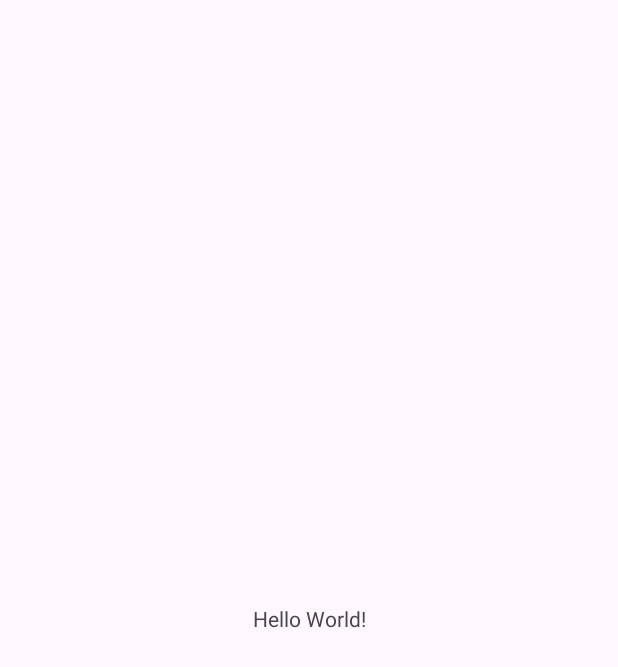
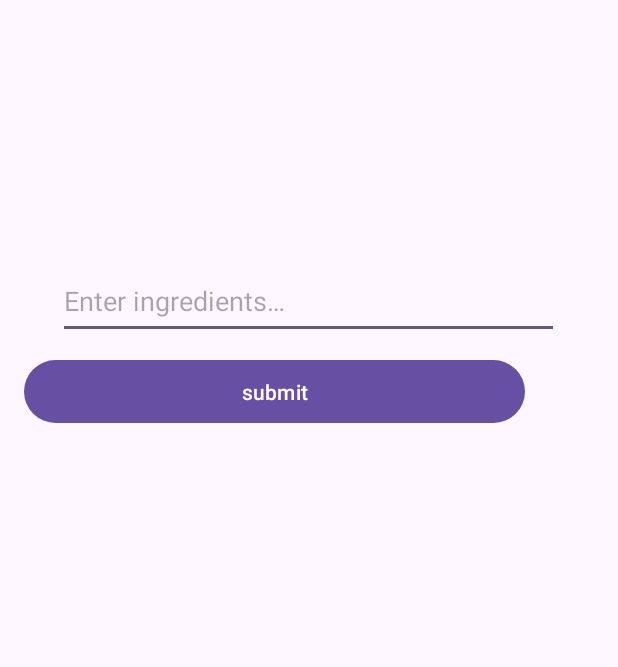
Before and after one commit to dhruvrajkotiya/KnowYourIngredients, an Android app: the screen it shows after launch (MainActivity), on a phone screen of 412 x 824 dp. Before the commit the part shown is almost empty. Shown: the top 667 px of the screen. Run offline under Robolectric (Android 15) with nearby library versions, the phone set to English and light mode, and no system bars.

Commit message:
Implement UI for ingredient input and submission
This commit introduces a user interface for entering ingredients and submitting them.

Key changes include:
- Added an EditText for ingredient input and a Button for submission in `activity_main.xml`.
- Implemented logic in `MainActivity.java` to:
    - Get references to the EditText and Button.
    - Set an OnClickListener on the submit button.
    - When clicked, retrieve the text from the EditText, log it, and display it as a Toast message.
- Added new string resources for the EditText hint and Button text in `strings.xml`.
- Included new IDE configuration files for App Insights and Studio Bot.

```diff
--- a/app/src/main/java/com/myprojects/knowyouringredients/MainActivity.java
+++ b/app/src/main/java/com/myprojects/knowyouringredients/MainActivity.java
@@ -1,24 +1,30 @@
 package com.myprojects.knowyouringredients;
 
 import android.os.Bundle;
+import android.util.Log;
+import android.widget.Button;
+import android.widget.EditText;
+import android.widget.Toast;
 
 import androidx.activity.EdgeToEdge;
 import androidx.appcompat.app.AppCompatActivity;
-import androidx.core.graphics.Insets;
-import androidx.core.view.ViewCompat;
-import androidx.core.view.WindowInsetsCompat;
 
 public class MainActivity extends AppCompatActivity {
+
+    private EditText ingredient_edit_text;
 
     @Override
     protected void onCreate(Bundle savedInstanceState) {
         super.onCreate(savedInstanceState);
         EdgeToEdge.enable(this);
         setContentView(R.layout.activity_main);
-        ViewCompat.setOnApplyWindowInsetsListener(findViewById(R.id.main), (v, insets) -> {
-            Insets systemBars = insets.getInsets(WindowInsetsCompat.Type.systemBars());
-            v.setPadding(systemBars.left, systemBars.top, systemBars.right, systemBars.bottom);
-            return insets;
+        ingredient_edit_text = findViewById(R.id.ingredient_edit_text_id);
+        Button submit_button = findViewById(R.id.submit_button_id);
+
+        submit_button.setOnClickListener(view -> {
+            String ingredients = ingredient_edit_text.getText().toString();
+            Log.d("Ingredients_list", ingredients);
+            Toast.makeText(MainActivity.this, ingredients, Toast.LENGTH_LONG).show();
         });
     }
 }
--- a/app/src/main/res/layout/activity_main.xml
+++ b/app/src/main/res/layout/activity_main.xml
@@ -7,13 +7,32 @@
     android:layout_height="match_parent"
     tools:context=".MainActivity">
 
-    <TextView
-        android:layout_width="wrap_content"
-        android:layout_height="wrap_content"
-        android:text="Hello World!"
+    <EditText
+        android:id="@+id/ingredient_edit_text_id"
+        android:layout_width="334dp"
+        android:layout_height="50dp"
+        android:autofillHints="text"
+        android:hint="@string/enter_ingredients"
+        android:inputType="text"
         app:layout_constraintBottom_toBottomOf="parent"
         app:layout_constraintEnd_toEndOf="parent"
+        app:layout_constraintHorizontal_bias="0.493"
         app:layout_constraintStart_toStartOf="parent"
-        app:layout_constraintTop_toTopOf="parent" />
+        app:layout_constraintTop_toTopOf="parent"
+        app:layout_constraintVertical_bias="0.227" />
+
+    <Button
+        android:id="@+id/submit_button_id"
+        android:layout_width="334dp"
+        android:layout_height="50dp"
+        android:layout_marginBottom="236dp"
+        android:radius="0dp"
+        android:text="@string/submit"
+        app:layout_constraintBottom_toBottomOf="parent"
+        app:layout_constraintEnd_toEndOf="parent"
+        app:layout_constraintHorizontal_bias="0.207"
+        app:layout_constraintStart_toStartOf="parent"
+        app:layout_constraintTop_toBottomOf="@+id/ingredient_edit_text_id"
+        app:layout_constraintVertical_bias="0.031" />
 
 </androidx.constraintlayout.widget.ConstraintLayout>
--- a/app/src/main/res/values/strings.xml
+++ b/app/src/main/res/values/strings.xml
@@ -1,3 +1,5 @@
 <resources>
     <string name="app_name">KnowYourIngredients</string>
+    <string name="enter_ingredients">Enter ingredients…</string>
+    <string name="submit">submit</string>
 </resources>
```
